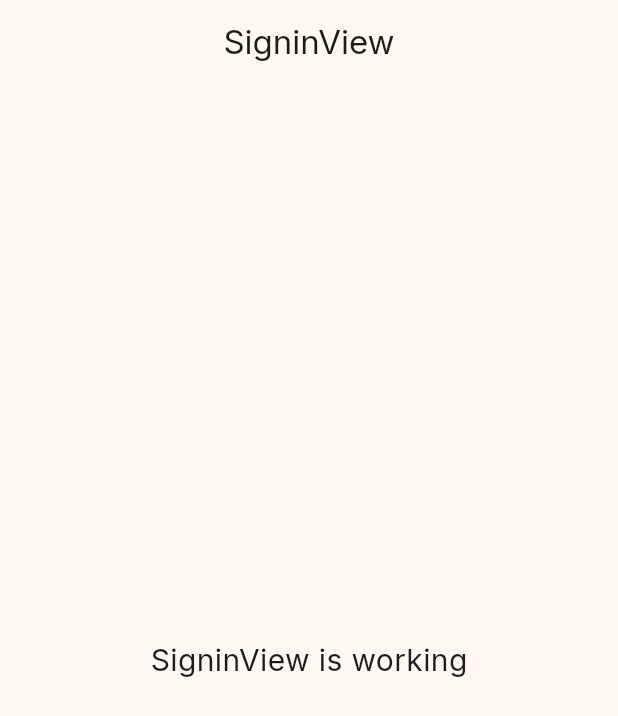
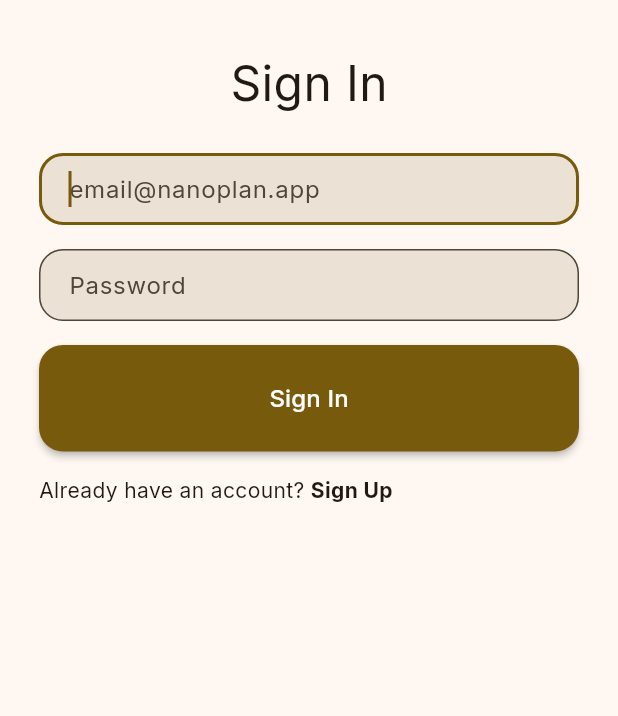
Before and after one commit to amka/nanoplan, a Flutter app: the screen it shows after launch, on a phone screen of 412 x 824 dp. Shown: the top 716 px of the screen. Run offline on Flutter 3.47's test engine with Material 3 defaults, Android fonts, the phone set to English and light mode, and no system bars; our stand-ins replace appwrite, flutter_tabler_icons, get, get_storage, google_fonts; network calls fail.

Commit message:
Add basic signin page

```diff
--- a/lib/app/modules/signin/controllers/signin_controller.dart
+++ b/lib/app/modules/signin/controllers/signin_controller.dart
@@ -1,9 +1,19 @@
+import 'dart:developer';
+
+import 'package:appwrite/appwrite.dart';
+import 'package:flutter/widgets.dart';
 import 'package:get/get.dart';
 
+import '../../../data/services/auth.dart';
+
 class SigninController extends GetxController {
-  //TODO: Implement SigninController
+  final AuthService authService = Get.find();
 
-  final count = 0.obs;
+  final formKey = GlobalKey<FormState>();
+  final emailController = TextEditingController();
+  final passwdController = TextEditingController();
+  final loading = false.obs;
+
   @override
   void onInit() {
     super.onInit();
@@ -19,5 +29,19 @@ class SigninController extends GetxController {
     super.onClose();
   }
 
-  void increment() => count.value++;
+  Future signIn() async {
+    final email = emailController.text;
+    final password = passwdController.text;
+    try {
+      loading.value = true;
+      await authService.signIn(email: email, password: password);
+    } on AppwriteException catch (e) {
+      Get.snackbar('Sign in failed', e.message ?? 'Unknown error');
+    } catch (e) {
+      log('Authentication failed: ${e.toString()}');
+      Get.snackbar('Sign in failed', 'Unknown error');
+    } finally {
+      loading.value = false;
+    }
+  }
 }
--- a/lib/app/modules/signin/views/signin_view.dart
+++ b/lib/app/modules/signin/views/signin_view.dart
@@ -2,6 +2,8 @@ import 'package:flutter/material.dart';
 
 import 'package:get/get.dart';
 
+import '../../../widgets/button.dart';
+import '../../../widgets/textfield.dart';
 import '../controllers/signin_controller.dart';
 
 class SigninView extends GetView<SigninController> {
@@ -9,14 +11,109 @@ class SigninView extends GetView<SigninController> {
   @override
   Widget build(BuildContext context) {
     return Scaffold(
-      appBar: AppBar(
-        title: const Text('SigninView'),
-        centerTitle: true,
-      ),
-      body: const Center(
-        child: Text(
-          'SigninView is working',
-          style: TextStyle(fontSize: 20),
+      body: SafeArea(
+        child: Form(
+          key: controller.formKey,
+          child: SizedBox(
+            width: double.infinity,
+            height: double.infinity,
+            child: SingleChildScrollView(
+              child: Column(
+                mainAxisAlignment: MainAxisAlignment.center,
+                crossAxisAlignment: CrossAxisAlignment.center,
+                children: [
+                  Padding(
+                    padding: const EdgeInsets.only(top: 32, bottom: 24),
+                    child: Text(
+                      'Sign In',
+                      style: TextStyle(
+                        fontSize: 32,
+                        color: Theme.of(context).colorScheme.onBackground,
+                      ),
+                    ),
+                  ),
+                  ConstrainedBox(
+                    constraints: const BoxConstraints(maxWidth: 360),
+                    child: APTextField(
+                      controller: controller.emailController,
+                      autofocus: true,
+                      keyboardType: TextInputType.emailAddress,
+                      hintText: 'email@nanoplan.app',
+                      validator: (value) {
+                        if (value == null || value.isEmpty) {
+                          return 'Email required';
+                        }
+                        if (!GetUtils.isEmail(value)) {
+                          return 'Please enter a valid email';
+                        }
+                        return null;
+                      },
+                    ),
+                  ),
+                  const SizedBox(height: 16),
+                  ConstrainedBox(
+                    constraints: const BoxConstraints(maxWidth: 360),
+                    child: APTextField(
+                      controller: controller.passwdController,
+                      obscureText: true,
+                      hintText: 'Password',
+                      validator: (value) {
+                        if (value == null || value.isEmpty) {
+                          return 'Password required';
+                        }
+                        return null;
+                      },
+                    ),
+                  ),
+                  const SizedBox(height: 16),
+                  ConstrainedBox(
+                    constraints: const BoxConstraints(maxWidth: 360),
+                    child: Obx(
+                      () => APButton(
+                        text: 'Sign In',
+                        onTap: controller.loading.value
+                            ? null
+                            : () {
+                                if (controller.formKey.currentState!
+                                    .validate()) {
+                                  controller.signIn();
+                                }
+                              },
+                      ),
+                    ),
+                  ),
+                  const SizedBox(height: 16),
+                  ConstrainedBox(
+                    constraints: const BoxConstraints(maxWidth: 360),
+                    child: Row(
+                      children: [
+                        Text(
+                          'Already have an account? ',
+                          style: TextStyle(
+                            color: Theme.of(context).colorScheme.onBackground,
+                          ),
+                        ),
+                        GestureDetector(
+                          onTap: () => Get.toNamed('/signup'),
+                          child: MouseRegion(
+                            cursor: SystemMouseCursors.click,
+                            child: Text(
+                              'Sign Up',
+                              style: TextStyle(
+                                fontWeight: FontWeight.bold,
+                                color:
+                                    Theme.of(context).colorScheme.onBackground,
+                              ),
+                            ),
+                          ),
+                        ),
+                      ],
+                    ),
+                  ),
+                ],
+              ),
+            ),
+          ),
         ),
       ),
     );
--- /dev/null
+++ b/lib/app/widgets/button.dart
@@ -0,0 +1,34 @@
+import 'package:flutter/material.dart';
+
+class APButton extends StatelessWidget {
+  final String text;
+  final void Function()? onTap;
+
+  const APButton({
+    super.key,
+    required this.text,
+    this.onTap,
+  });
+
+  @override
+  Widget build(BuildContext context) {
+    return SizedBox(
+      width: double.infinity,
+      child: MaterialButton(
+        onPressed: onTap,
+        shape: const RoundedRectangleBorder(
+          borderRadius: BorderRadius.all(Radius.circular(16)),
+        ),
+        padding: const EdgeInsets.all(24),
+        color: Theme.of(context).colorScheme.primary,
+        child: Text(
+          text,
+          style: TextStyle(
+            fontSize: 16,
+            color: Theme.of(context).colorScheme.onPrimary,
+          ),
+        ),
+      ),
+    );
+  }
+}
--- /dev/null
+++ b/lib/app/widgets/textfield.dart
@@ -0,0 +1,51 @@
+import 'package:flutter/material.dart';
+
+class APTextField extends StatelessWidget {
+  final TextEditingController controller;
+  final String? labelText;
+  final String? hintText;
+  final bool obscureText;
+  final bool autofocus;
+  final TextInputType keyboardType;
+
+  final String? Function(String?)? validator;
+
+  const APTextField({
+    super.key,
+    required this.controller,
+    this.labelText,
+    this.hintText,
+    this.obscureText = false,
+    this.autofocus = false,
+    this.keyboardType = TextInputType.text,
+    this.validator,
+  });
+
+  final border = const OutlineInputBorder(
+    borderRadius: BorderRadius.all(Radius.circular(16)),
+  );
+
+  @override
+  Widget build(BuildContext context) {
+    return TextFormField(
+      controller: controller,
+      autofocus: autofocus,
+      obscureText: obscureText,
+      decoration: InputDecoration(
+        // enabledBorder: border,
+        // focusedBorder: border,
+        // errorBorder: border,
+        border: border,
+        filled: true,
+        hintText: hintText,
+        labelText: labelText,
+        contentPadding: const EdgeInsets.symmetric(
+          horizontal: 16,
+          vertical: 8,
+        ),
+      ),
+      keyboardType: keyboardType,
+      validator: validator,
+    );
+  }
+}
```
